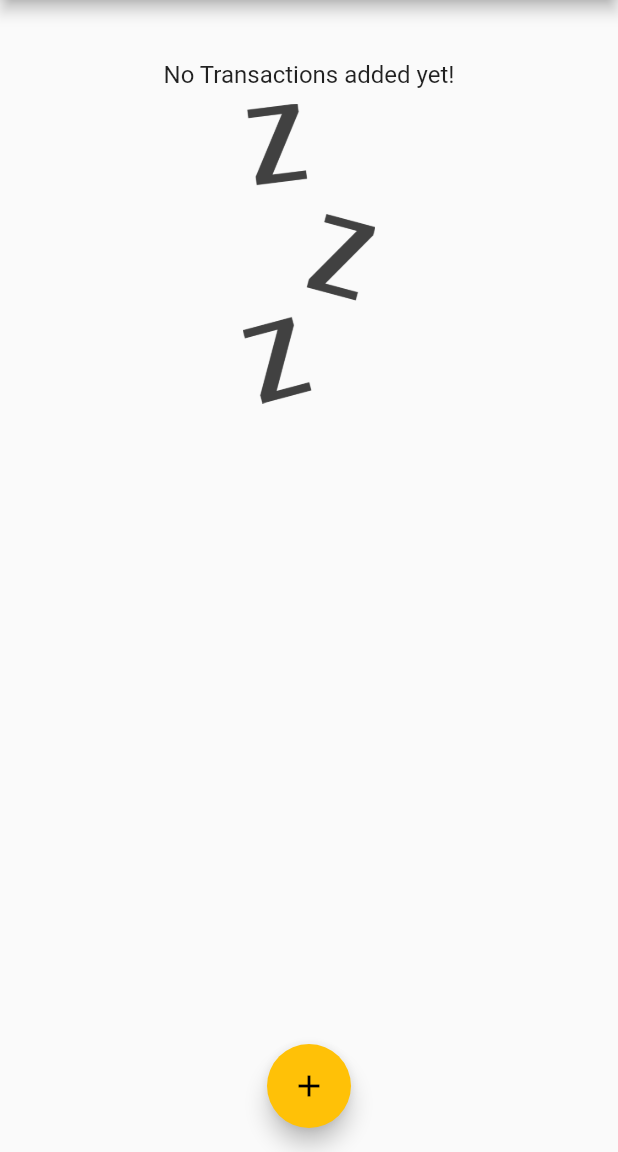
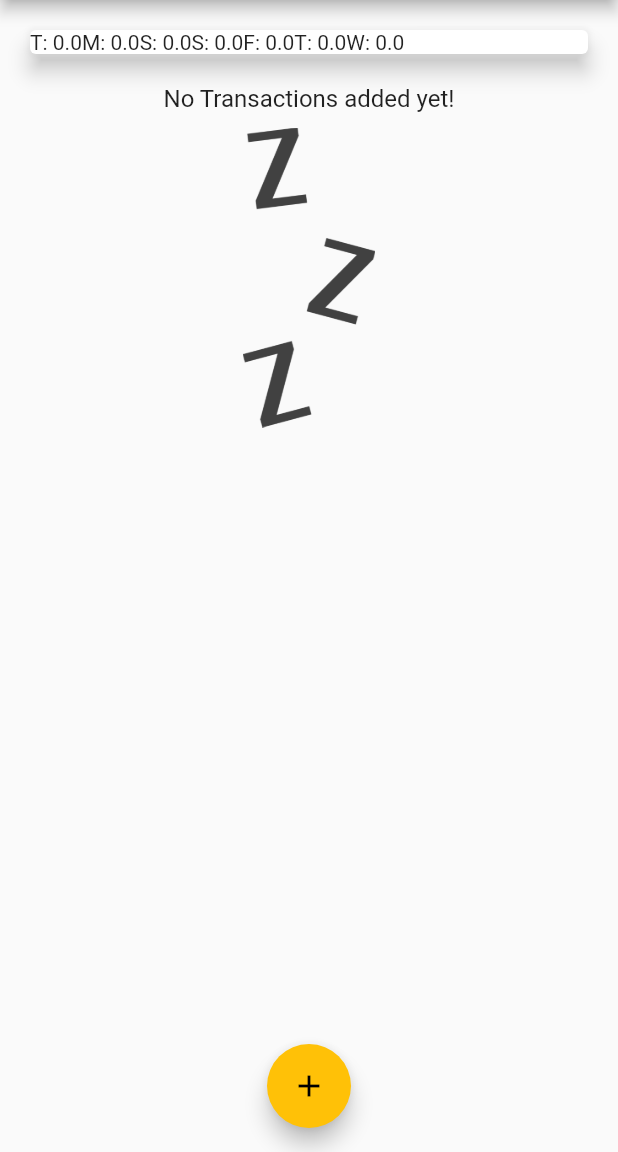
Before and after one commit to EliezerAmbion/flutter_expense_tracker, a Flutter app: the screen it shows after launch, on a phone screen of 412 x 824 dp, the part 84-1236 px from its top. Run offline on Flutter 3.47's test engine with Material 2 defaults, Android fonts, the phone set to English and light mode, and no system bars.

Commit message:
add chartbar file

```diff
--- a/lib/widgets/chart.dart
+++ b/lib/widgets/chart.dart
@@ -22,7 +22,7 @@ class Chart extends StatelessWidget {
       }
 
       return {
-        'day': DateFormat.E().format(weekDay),
+        'day': DateFormat.E().format(weekDay).substring(0, 1),
         'amount': totalSum,
       };
     });
@@ -30,9 +30,13 @@ class Chart extends StatelessWidget {
 
   @override
   Widget build(BuildContext context) {
-    return const Card(
+    return Card(
       elevation: 6,
-      margin: EdgeInsets.all(20),
+      margin: const EdgeInsets.all(20),
+      child: Row(
+          children: groupedTransactionValues.map((data) {
+        return Text('${data['day']}: ${data['amount']}');
+      }).toList()),
     );
   }
 }
```
Also changed, not shown: lib/widgets/chart_bar.dart (added, +47 -0 lines).
